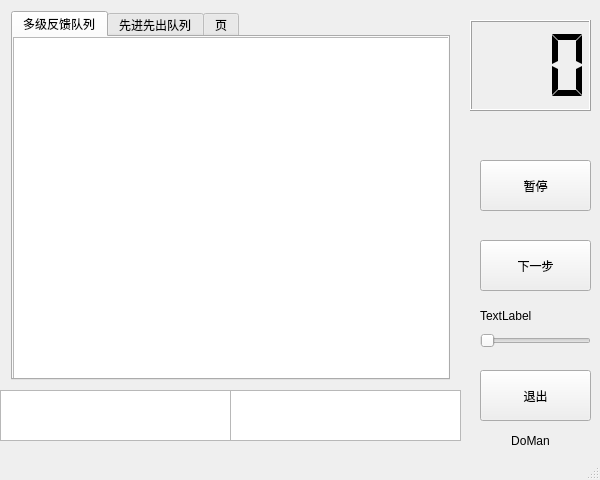
This is Multiqueue_Qt/mainwindow.ui in xiby/MultiQueue as Qt 5 draws it before an edit. The edited form follows.
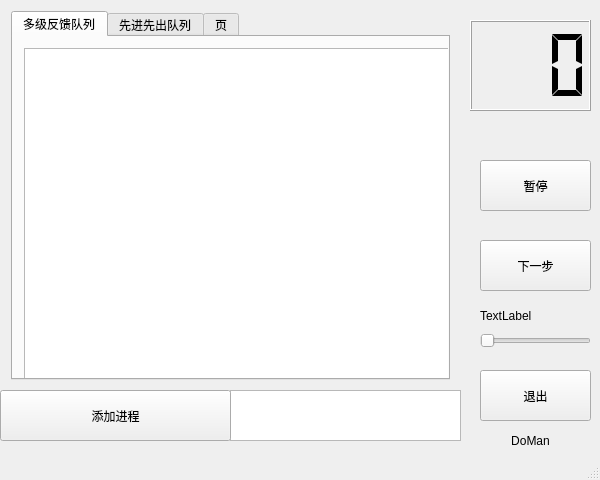
This is the edited form.

Commit message: 添加界面显示。使用表格来模拟队列，方便以后关于队列数量的扩展

The edit to the form file:
```diff
--- a/Multiqueue_Qt/mainwindow.ui
+++ b/Multiqueue_Qt/mainwindow.ui
@@ -57,15 +57,20 @@
         <attribute name="title">
          <string>多级反馈队列</string>
         </attribute>
-        <widget class="QTextEdit" name="textEdit">
+        <widget class="QWidget" name="horizontalLayoutWidget">
          <property name="geometry">
           <rect>
            <x>0</x>
            <y>0</y>
-           <width>461</width>
+           <width>451</width>
            <height>371</height>
           </rect>
          </property>
+         <layout class="QHBoxLayout" name="show">
+          <item>
+           <widget class="QTableWidget" name="list0"/>
+          </item>
+         </layout>
         </widget>
        </widget>
        <widget class="QWidget" name="tab_2">
@@ -134,16 +139,6 @@
      <string>TextLabel</string>
     </property>
    </widget>
-   <widget class="QGraphicsView" name="graphicsView">
-    <property name="geometry">
-     <rect>
-      <x>0</x>
-      <y>390</y>
-      <width>231</width>
-      <height>51</height>
-     </rect>
-    </property>
-   </widget>
    <widget class="QGraphicsView" name="graphicsView_2">
     <property name="geometry">
      <rect>
@@ -232,6 +227,19 @@
      <number>0</number>
     </property>
    </widget>
+   <widget class="QPushButton" name="add_Button">
+    <property name="geometry">
+     <rect>
+      <x>0</x>
+      <y>390</y>
+      <width>231</width>
+      <height>51</height>
+     </rect>
+    </property>
+    <property name="text">
+     <string>添加进程</string>
+    </property>
+   </widget>
   </widget>
   <widget class="QStatusBar" name="statusBar"/>
  </widget>
```
The commit also changes 17 other files.
